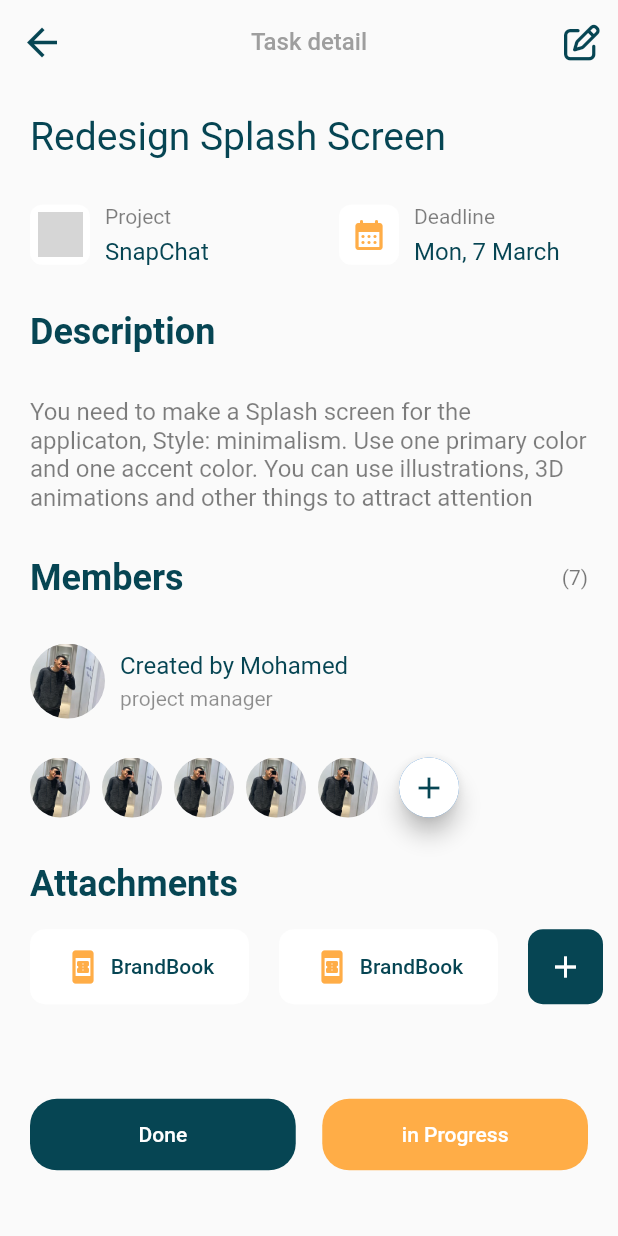
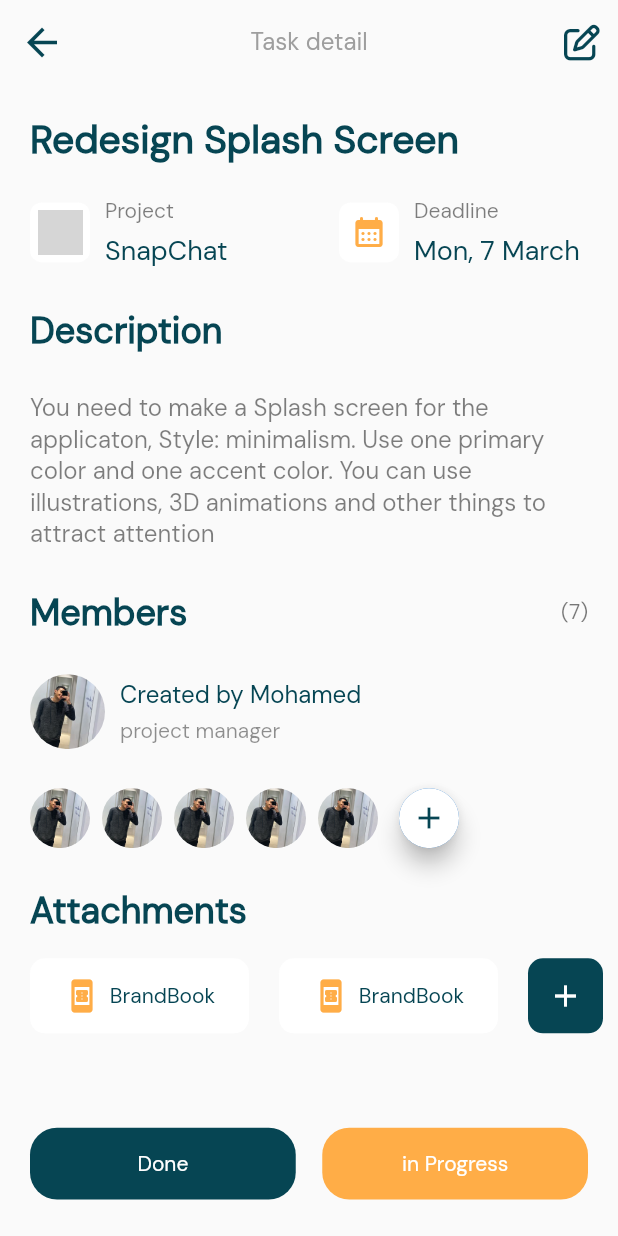
Before and after one commit to MohaamedHamdy/flutter_to_do_app, a Flutter app: the screen it shows after launch, after a tap on "Snapchat", on a phone screen of 412 x 824 dp. Run offline on Flutter 3.47's test engine with Material 2 defaults, Android fonts, the phone set to English and light mode, and no system bars; our stand-ins replace date_picker_timeline, dot_navigation_bar, font_awesome_flutter; network calls fail; statements that could not run were skipped; grey boxes are pictures that could not be loaded.

Commit message:
apply dm sans font to screens

```diff
--- a/lib/features/home/presentation/views/widgets/first_text.dart
+++ b/lib/features/home/presentation/views/widgets/first_text.dart
@@ -13,6 +13,7 @@ class FirstTextWidget extends StatelessWidget {
         style: TextStyle(
           fontSize: 26,
           color: Color.fromRGBO(6, 69, 83, 1),
+          fontWeight: FontWeight.w500,
         ),
         children: [
           TextSpan(
--- a/lib/features/home/presentation/views/widgets/in_progress_list_view.dart
+++ b/lib/features/home/presentation/views/widgets/in_progress_list_view.dart
@@ -10,8 +10,7 @@ class InProgressListView extends StatelessWidget {
   @override
   Widget build(BuildContext context) {
     return SizedBox(
-      height: 176,
-      // width: 260,
+      height: MediaQuery.of(context).size.height * 0.202,
       child: ListView.separated(
           separatorBuilder: (context, index) => const SizedBox(width: 10),
           scrollDirection: Axis.horizontal,
--- a/lib/features/home/presentation/views/widgets/progress_list_item.dart
+++ b/lib/features/home/presentation/views/widgets/progress_list_item.dart
@@ -39,8 +39,7 @@ class _InProgressListItemState extends State<InProgressListItem> {
   @override
   Widget build(BuildContext context) {
     return SizedBox(
-      height: 170,
-      width: 320,
+      width: MediaQuery.of(context).size.width * 0.78,
       child: ElevatedButton(
         onPressed: () {},
         style: ElevatedButton.styleFrom(
--- a/lib/features/home/presentation/views/widgets/to_do_list_view.dart
+++ b/lib/features/home/presentation/views/widgets/to_do_list_view.dart
@@ -10,7 +10,7 @@ class ToDoListView extends StatelessWidget {
   @override
   Widget build(BuildContext context) {
     return SizedBox(
-      height: 180,
+      height: MediaQuery.of(context).size.height * 0.202,
       width: double.infinity,
       child: ListView.separated(
         separatorBuilder: (context, index) => const SizedBox(width: 10),
--- a/lib/features/task_details/presentation/views/widgets/deadline_widget.dart
+++ b/lib/features/task_details/presentation/views/widgets/deadline_widget.dart
@@ -47,8 +47,8 @@ class DeadlineWidget extends StatelessWidget {
                 'Mon, 7 March',
                 style: TextStyle(
                   color: MyColors.mainColor,
-                  fontSize: 16,
-                  fontWeight: FontWeight.w400,
+                  fontSize: 18,
+                  fontWeight: FontWeight.w500,
                 ),
               ),
             ],
--- a/lib/features/task_details/presentation/views/widgets/first_section.dart
+++ b/lib/features/task_details/presentation/views/widgets/first_section.dart
@@ -11,20 +11,21 @@ class FirstSection extends StatelessWidget {
 
   @override
   Widget build(BuildContext context) {
-    return const Column(
+    return Column(
       crossAxisAlignment: CrossAxisAlignment.start,
       children: [
-        Text(
+        const Text(
           'Redesign Splash Screen',
           style: TextStyle(
             fontSize: 26,
             color: MyColors.mainColor,
+            fontWeight: FontWeight.bold,
           ),
         ),
         SizedBox(
-          height: 30,
+          height: MediaQuery.of(context).size.height * 0.026,
         ),
-        Row(
+        const Row(
           children: [
             ProjectWidget(),
             DeadlineWidget(),
--- a/lib/features/task_details/presentation/views/widgets/fourth_section.dart
+++ b/lib/features/task_details/presentation/views/widgets/fourth_section.dart
@@ -7,7 +7,7 @@ class FourthSection extends StatelessWidget {
   @override
   Widget build(BuildContext context) {
     return Container(
-      padding: const EdgeInsets.only(top: 30.0),
+      padding: const EdgeInsets.only(top: 26.0),
       child: Column(
         crossAxisAlignment: CrossAxisAlignment.start,
         children: [
--- a/lib/features/task_details/presentation/views/widgets/project_widget.dart
+++ b/lib/features/task_details/presentation/views/widgets/project_widget.dart
@@ -58,8 +58,8 @@ class ProjectWidget extends StatelessWidget {
                 'SnapChat',
                 style: TextStyle(
                   color: MyColors.mainColor,
-                  fontSize: 16,
-                  fontWeight: FontWeight.w400,
+                  fontSize: 18,
+                  fontWeight: FontWeight.w500,
                 ),
               ),
             ],
--- a/lib/features/task_details/presentation/views/widgets/second_section.dart
+++ b/lib/features/task_details/presentation/views/widgets/second_section.dart
@@ -12,7 +12,7 @@ class SecondSection extends StatelessWidget {
       crossAxisAlignment: CrossAxisAlignment.start,
       children: [
         Container(
-          margin: const EdgeInsets.symmetric(vertical: 30),
+          margin: const EdgeInsets.symmetric(vertical: 26),
           child: Text(
             'Description',
             style: Theme.of(context).textTheme.headlineSmall!.copyWith(
@@ -33,7 +33,7 @@ class SecondSection extends StatelessWidget {
           ),
         ),
         Container(
-          margin: const EdgeInsets.only(top: 30, bottom: 30, right: 20),
+          margin: const EdgeInsets.only(top: 26, bottom: 26, right: 20),
           child: Row(
             mainAxisAlignment: MainAxisAlignment.spaceBetween,
             children: [
--- a/lib/main.dart
+++ b/lib/main.dart
@@ -17,6 +17,7 @@ class MyApp extends StatelessWidget {
     return MaterialApp(
       theme: ThemeData(
         scaffoldBackgroundColor: const Color.fromRGBO(250, 250, 250, 0.98),
+        fontFamily: 'DM_Sans',
         appBarTheme: const AppBarTheme(
           backgroundColor: Colors.transparent,
           elevation: 0.0,
```
Also changed, not shown: pubspec.yaml (+4 -4 lines).
